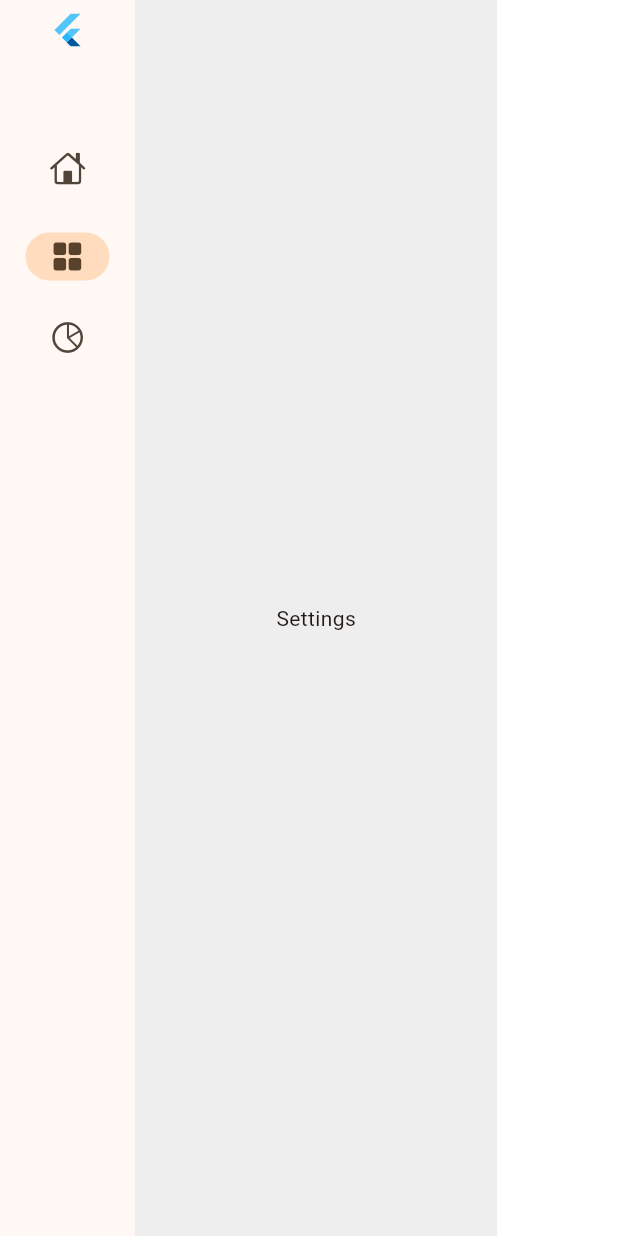
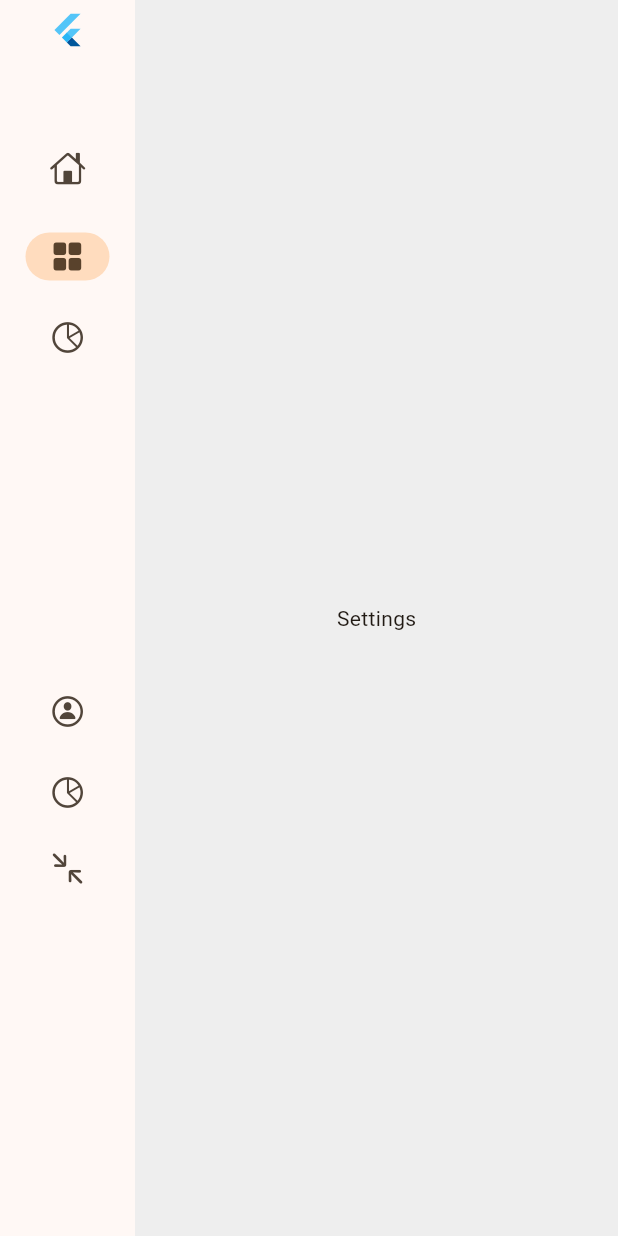
Before and after one commit to Richmond-Nunoo/restaurant-ui, a Flutter app: the screen it shows after launch, scrolled down 576 dp, after a tap on "Sales", on a phone screen of 412 x 824 dp. Run offline on Flutter 3.47's test engine with Material 2 defaults, Android fonts, the phone set to English and light mode, and no system bars.

Commit message:
main ui done

```diff
--- a/lib/views/dashboard.dart
+++ b/lib/views/dashboard.dart
@@ -7,15 +7,19 @@ class DashBoard extends StatelessWidget {
   Widget build(BuildContext context) {
     return Scaffold(
       backgroundColor: Colors.grey.shade200,
-      body: ListView.separated(
+      body: Row(
+        children: [
+          Flexible(
+            flex: 3,
+            child: ListView.separated(
               physics: const BouncingScrollPhysics(),
               itemCount: 100,
               itemBuilder: (context, index) {
-          return Card(
+                return Container(
                   color: Colors.white,
-            child: ListTile(
-              title: Text("${index + 1}"),
-            ),
+                  height: 50,
+                  width: double.infinity,
+                  child: Text("${index + 1}"),
                 );
               },
               separatorBuilder: (BuildContext context, int index) {
@@ -24,6 +28,15 @@ class DashBoard extends StatelessWidget {
                 );
               },
             ),
+          ),
+          Flexible(
+            child: Container(
+              height: double.maxFinite,
+              color: Colors.white,
+            ),
+          ),
+        ],
+      ),
     );
   }
 }
--- a/lib/views/home_page.dart
+++ b/lib/views/home_page.dart
@@ -2,6 +2,8 @@ import 'package:flutter/cupertino.dart';
 import 'package:flutter/material.dart';
 import 'package:pharmacy_pos/views/account.dart';
 import 'package:pharmacy_pos/views/dashboard.dart';
+import 'package:pharmacy_pos/views/logout.dart';
+import 'package:pharmacy_pos/views/profile_screen.dart';
 import 'package:pharmacy_pos/views/settings.dart';
 
 class HomeScreen extends StatefulWidget {
@@ -16,17 +18,115 @@ class _HomeScreenState extends State<HomeScreen> {
     DashBoard(),
     SettingsScreen(),
     AccountsScreen(),
+    ProfileScreen(),
+    LogOutScreen(),
   ];
 
   /// The currently selected index of the bar
   int selectedIndex = 0;
+  bool isExpanded = false;
 
   @override
   Widget build(BuildContext context) {
     return Scaffold(
-      body: Row(
+      body: LayoutBuilder(
+        builder: (BuildContext context, constraints) {
+          //   final double availableHeight = constraints.maxHeight;
+          final screenHeight = MediaQuery.of(context).size.height;
+          if (screenHeight <= 600) {
+            return Column(
+              children: [
+                Flexible(
+                  child: views.elementAt(selectedIndex),
+                ),
+                BottomNavigationBar(
+                  selectedItemColor: Colors.black,
+                  unselectedItemColor: Colors.black,
+                  showUnselectedLabels: true,
+                  selectedLabelStyle: const TextStyle(color: Colors.black),
+                  unselectedLabelStyle: const TextStyle(color: Colors.black),
+                  items: const [
+                    BottomNavigationBarItem(
+                      icon: Icon(
+                        CupertinoIcons.home,
+                        color: Colors.black,
+                      ),
+                      activeIcon: Icon(
+                        CupertinoIcons.house_fill,
+                        color: Colors.black,
+                      ),
+                      label: 'Home',
+                    ),
+                    BottomNavigationBarItem(
+                      icon: Icon(
+                        CupertinoIcons.square_grid_2x2,
+                        color: Colors.black,
+                      ),
+                      activeIcon: Icon(
+                        CupertinoIcons.square_grid_2x2_fill,
+                        color: Colors.black,
+                      ),
+                      label: 'Sales',
+                    ),
+                    BottomNavigationBarItem(
+                      icon: Icon(
+                        CupertinoIcons.chart_pie,
+                        color: Colors.black,
+                      ),
+                      activeIcon: Icon(
+                        CupertinoIcons.chart_pie_fill,
+                        color: Colors.black,
+                      ),
+                      label: 'Reports',
+                    ),
+                    BottomNavigationBarItem(
+                      icon: Icon(
+                        CupertinoIcons.person_circle,
+                        color: Colors.black,
+                      ),
+                      activeIcon: Icon(
+                        CupertinoIcons.person_circle_fill,
+                        color: Colors.black,
+                      ),
+                      label: 'Profile Screen',
+                    ),
+                    BottomNavigationBarItem(
+                      icon: Icon(
+                        CupertinoIcons.chart_pie,
+                        color: Colors.black,
+                      ),
+                      activeIcon: Icon(
+                        CupertinoIcons.chart_pie_fill,
+                        color: Colors.black,
+                      ),
+                      label: 'Settings',
+                    ),
+                    // Add more BottomNavigationBar items as needed
+                  ],
+                  currentIndex: selectedIndex,
+                  onTap: (index) {
+                    setState(() {
+                      selectedIndex = index;
+                    });
+                  },
+                ),
+              ],
+            );
+          } else {
+            return Row(
               children: [
                 NavigationRail(
+                  trailing: IconButton(
+                    icon: const Icon(
+                      CupertinoIcons.arrow_down_right_arrow_up_left,
+                    ),
+                    onPressed: () {
+                      setState(() {
+                        isExpanded = !isExpanded;
+                      });
+                    },
+                  ),
+                  extended: isExpanded,
                   leading: const FlutterLogo(),
                   onDestinationSelected: (value) {
                     setState(() {
@@ -61,21 +161,32 @@ class _HomeScreenState extends State<HomeScreen> {
                         CupertinoIcons.chart_pie_fill,
                       ),
                       label: Text("Reports"),
-                  padding: EdgeInsets.all(5)),
+                      padding: EdgeInsets.only(top: 5, bottom: 200),
+                    ),
+                    NavigationRailDestination(
+                        icon: Icon(CupertinoIcons.person_circle),
+                        selectedIcon: Icon(CupertinoIcons.person_circle_fill),
+                        label: Text("Profile Screen"),
+                        padding: EdgeInsets.only(top: 5, bottom: 5)),
+                    NavigationRailDestination(
+                        icon: Icon(
+                          CupertinoIcons.chart_pie,
+                        ),
+                        selectedIcon: Icon(
+                          CupertinoIcons.chart_pie_fill,
+                        ),
+                        label: Text("Settings"),
+                        padding: EdgeInsets.only(top: 5, bottom: 5)),
                   ],
                   selectedIndex: selectedIndex,
                 ),
-          Expanded(
-            flex: 3,
+                Flexible(
                   child: views.elementAt(selectedIndex),
                 ),
-          Expanded(
-            child: Container(
-              height: double.maxFinite,
-              color: Colors.white,
-            ),
-          )
               ],
+            );
+          }
+        },
       ),
     );
   }
--- /dev/null
+++ b/lib/views/logout.dart
@@ -0,0 +1,15 @@
+import 'package:flutter/material.dart';
+
+class LogOutScreen extends StatelessWidget {
+  const LogOutScreen({super.key});
+
+  @override
+  Widget build(BuildContext context) {
+    return Scaffold(
+      backgroundColor: Colors.grey.shade200,
+      body: const Center(
+        child: Text("Logout Screen"),
+      ),
+    );
+  }
+}
--- /dev/null
+++ b/lib/views/profile_screen.dart
@@ -0,0 +1,15 @@
+import 'package:flutter/material.dart';
+
+class ProfileScreen extends StatelessWidget {
+  const ProfileScreen({super.key});
+
+  @override
+  Widget build(BuildContext context) {
+    return Scaffold(
+      backgroundColor: Colors.grey.shade200,
+      body: const Center(
+        child: Text("Profile Screen"),
+      ),
+    );
+  }
+}
```
Lines whose indentation alone changed are shown as unchanged.
